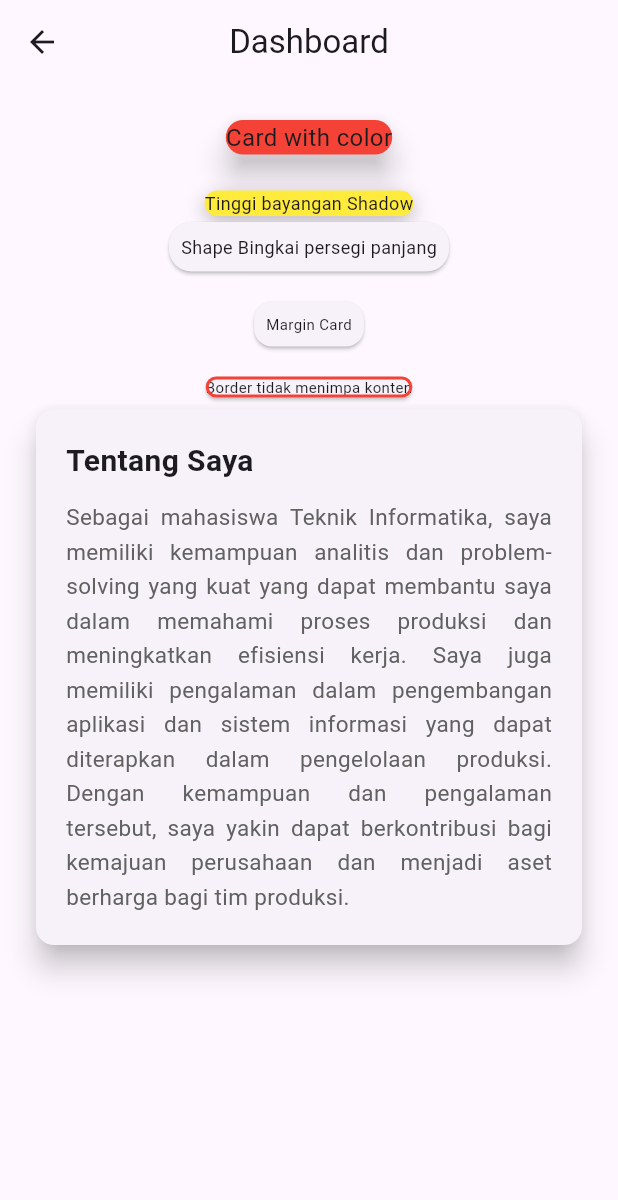
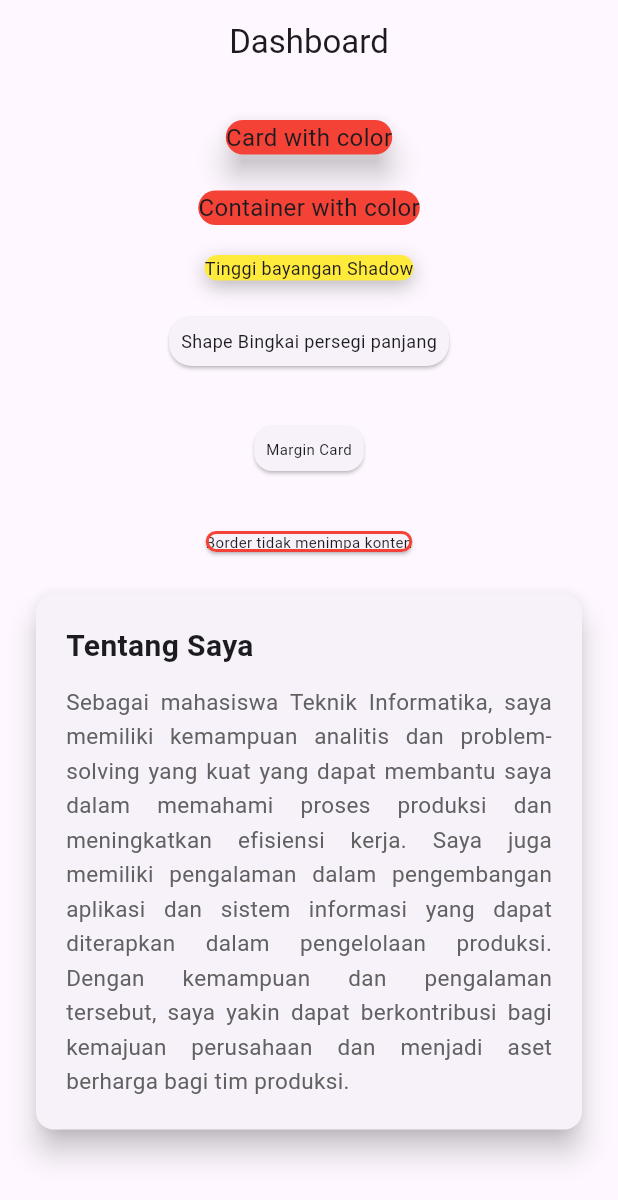
Before and after one commit to IlhamMaulana13/week8-Card-Container, a Flutter app: the MyCard screen opened directly, on a phone screen of 412 x 824 dp. Shown: the top 1200 px of the screen. Run offline on Flutter 3.47's test engine with Material 3 defaults, Android fonts, the phone set to English and light mode, and no system bars.

Commit message:
Menambahkan container dengan warna

```diff
--- a/lib/main.dart
+++ b/lib/main.dart
@@ -1,5 +1,6 @@
 import 'package:flutter/material.dart';
-import 'package:week8card/pages/latihan_card02.dart';
+import 'package:week8card/pages/latihan_card.dart';
+//import 'package:week8card/pages/latihan_card02.dart';
 
 
 void main() {
@@ -16,7 +17,7 @@ class MyApp extends StatelessWidget {
       theme: ThemeData(
         useMaterial3: true,
       ),
-      home: const MyCard02(),
+      home: const MyCard(),
       debugShowCheckedModeBanner: false,
     );
   }
--- a/lib/pages/latihan_card.dart
+++ b/lib/pages/latihan_card.dart
@@ -26,6 +26,16 @@ class MyCard extends StatelessWidget {
             const SizedBox(height: 20),
 
             Container(
+decoration: BoxDecoration(
+borderRadius: BorderRadius.circular(12.0),
+color: Colors.red,
+),
+child: Text("Container with color", style: TextStyle(fontSize: 16.0)),
+),
+
+const SizedBox(height: 20),
+
+            Container(
               decoration: BoxDecoration(
                 color: Colors.yellow,
                 borderRadius: BorderRadius.circular(16),
@@ -43,6 +53,8 @@ class MyCard extends StatelessWidget {
               ),
             ),
 
+            const SizedBox(height: 20),
+
             Card(
               shape: RoundedRectangleBorder(
                 borderRadius: BorderRadius.circular(15.0),
@@ -56,6 +68,8 @@ class MyCard extends StatelessWidget {
               ),
             ),
 
+            const SizedBox(height: 20),
+
             Card(
               margin: EdgeInsets.all(16.0),
               child: Padding(
@@ -63,6 +77,8 @@ class MyCard extends StatelessWidget {
                 child: Text("Margin Card", style: TextStyle(fontSize: 10.0)),
               ),
             ),
+
+            const SizedBox(height: 20),
 
             Card(
               shape: RoundedRectangleBorder(
@@ -79,6 +95,8 @@ class MyCard extends StatelessWidget {
               // child: Text("Border tidak menimpa konten"),
               // ),
             ),
+
+            const SizedBox(height: 20),
 
             Card(
               elevation: 8,
```
